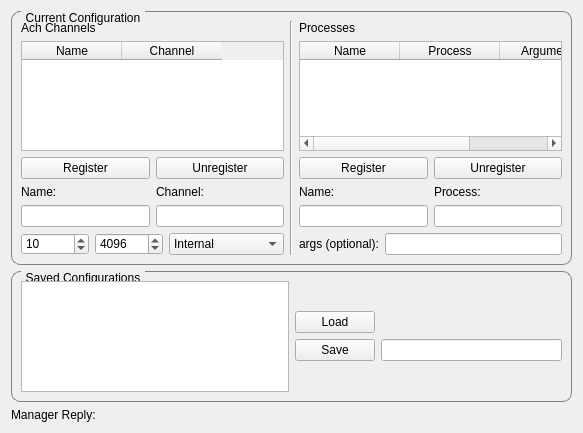
This is HuboQt/ui/ConfigWidget.ui in golems/HuboCan as Qt 5 draws it before an edit. The edited form follows.
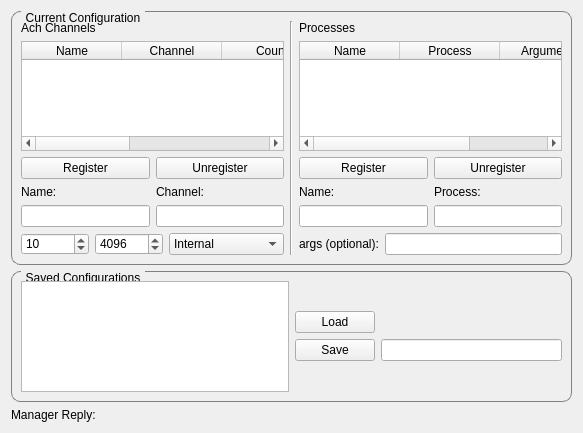
This is the edited form.

Commit message: loading config data

The edit to the form file:
```diff
--- a/HuboQt/ui/ConfigWidget.ui
+++ b/HuboQt/ui/ConfigWidget.ui
@@ -54,6 +54,21 @@
             <string>Channel</string>
            </property>
           </column>
+          <column>
+           <property name="text">
+            <string>Count</string>
+           </property>
+          </column>
+          <column>
+           <property name="text">
+            <string>Size</string>
+           </property>
+          </column>
+          <column>
+           <property name="text">
+            <string>Networking</string>
+           </property>
+          </column>
          </widget>
         </item>
         <item>
```
Left out of the diff: 4 changed lines with no effect on the pictures. The commit also changes 6 other files.
